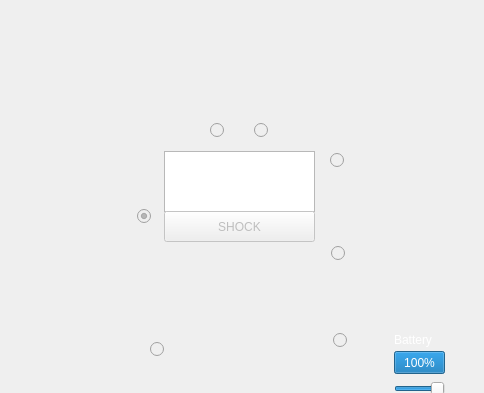
This is mainwindow.ui in rayc4/COMP3004-Group-Project as Qt 5 draws it before an edit; both pictures show x 0 to 484 and y 0 to 393 of the 484 by 623 pixel window. The edited form follows.
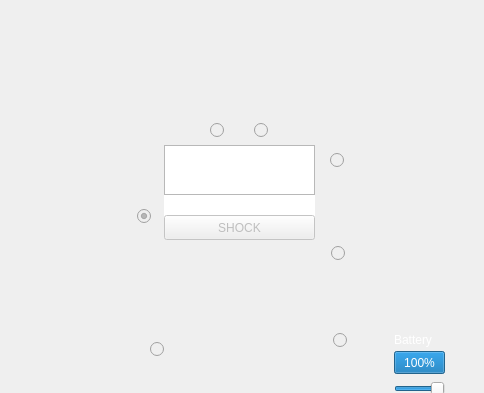
This is the edited form. Icons and pictures are not drawn.

```diff
--- a/mainwindow.ui
+++ b/mainwindow.ui
@@ -34,9 +34,9 @@
     <property name="geometry">
      <rect>
       <x>164</x>
-      <y>151</y>
+      <y>145</y>
       <width>151</width>
-      <height>61</height>
+      <height>50</height>
      </rect>
     </property>
     <property name="font">
@@ -248,7 +248,7 @@
     <property name="geometry">
      <rect>
       <x>164</x>
-      <y>241</y>
+      <y>240</y>
       <width>151</width>
       <height>81</height>
      </rect>
@@ -258,7 +258,7 @@
     <property name="geometry">
      <rect>
       <x>164</x>
-      <y>192</y>
+      <y>195</y>
       <width>151</width>
       <height>20</height>
      </rect>
@@ -285,9 +285,9 @@
     <property name="geometry">
      <rect>
       <x>164</x>
-      <y>211</y>
+      <y>215</y>
       <width>151</width>
-      <height>31</height>
+      <height>25</height>
      </rect>
     </property>
     <property name="text">
@@ -339,6 +339,28 @@
      <enum>Qt::Horizontal</enum>
     </property>
    </widget>
+   <widget class="Line" name="line">
+    <property name="geometry">
+     <rect>
+      <x>164</x>
+      <y>180</y>
+      <width>151</width>
+      <height>51</height>
+     </rect>
+    </property>
+    <property name="styleSheet">
+     <string notr="true">color: rgb(255, 255, 255);</string>
+    </property>
+    <property name="frameShadow">
+     <enum>QFrame::Plain</enum>
+    </property>
+    <property name="lineWidth">
+     <number>30</number>
+    </property>
+    <property name="orientation">
+     <enum>Qt::Horizontal</enum>
+    </property>
+   </widget>
    <zorder>label</zorder>
    <zorder>textBrowser</zorder>
    <zorder>powerPB</zorder>
```
Left out of the diff: 7 changed lines with no effect on the pictures.
